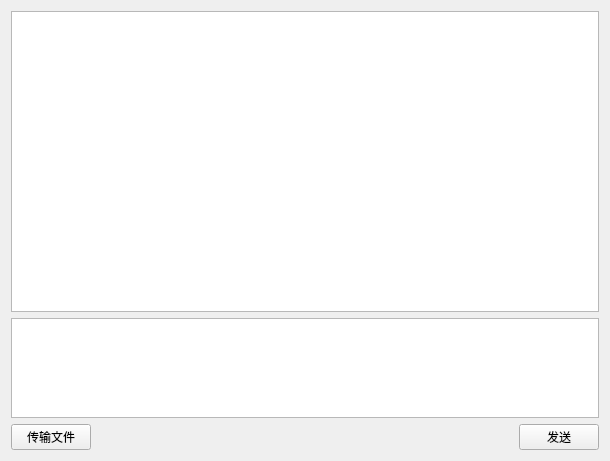
Qt form client/privatechat.ui (wineee/simple-chat) before a commit.
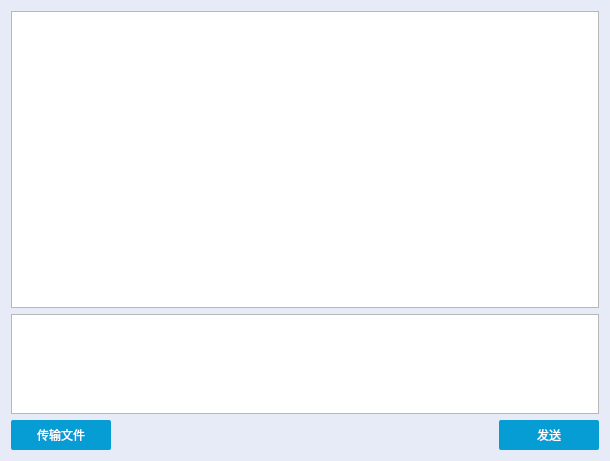
The same form after that commit.

What changed in the file:
```diff
--- a/client/privatechat.ui
+++ b/client/privatechat.ui
@@ -13,6 +13,12 @@
   <property name="windowTitle">
    <string>Form</string>
   </property>
+  <property name="styleSheet">
+   <string notr="true">#PrivateChat{
+  border-radius:3px;
+  background:#E7EAF7;
+}</string>
+  </property>
   <layout class="QVBoxLayout" name="verticalLayout">
    <item>
     <widget class="QTextEdit" name="textEdit">
@@ -53,6 +59,23 @@
        <property name="enabled">
         <bool>true</bool>
        </property>
+       <property name="minimumSize">
+        <size>
+         <width>100</width>
+         <height>30</height>
+        </size>
+       </property>
+       <property name="styleSheet">
+        <string notr="true">QPushButton{ 
+     background-color: rgb(6,157,213); 
+     border: none;
+     border-radius:2px;
+     color:white;
+}
+QPushButton:hover{ 
+     background-color: rgb(75,202,255);
+}</string>
+       </property>
        <property name="text">
         <string>传输文件</string>
        </property>
@@ -73,6 +96,23 @@
      </item>
      <item>
       <widget class="QPushButton" name="sendButton">
+       <property name="minimumSize">
+        <size>
+         <width>100</width>
+         <height>30</height>
+        </size>
+       </property>
+       <property name="styleSheet">
+        <string notr="true">QPushButton{ 
+     background-color: rgb(6,157,213); 
+     border: none;
+     border-radius:2px;
+     color:white;
+}
+QPushButton:hover{ 
+     background-color: rgb(75,202,255);
+}</string>
+       </property>
        <property name="text">
         <string>发送</string>
        </property>
```
